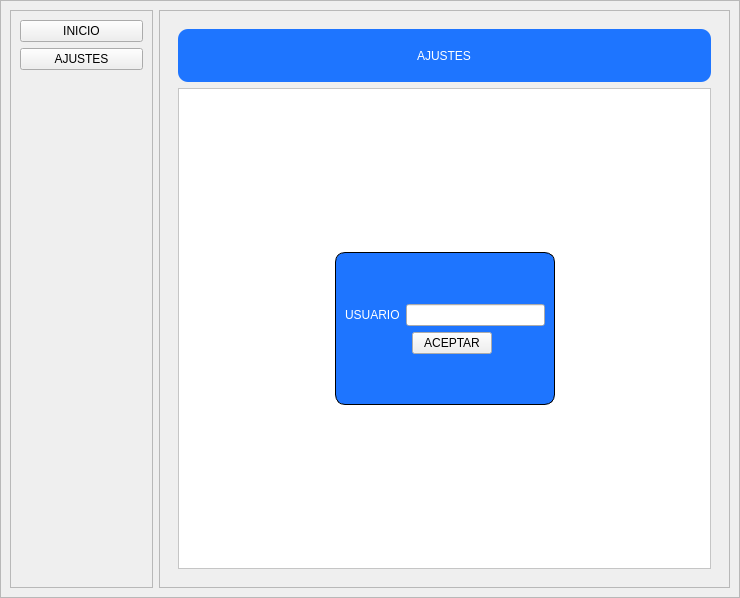
Above: diseño_prueba.ui from enocsolano/prueba_git_qtdesigner before the change. Below: the same form after it.
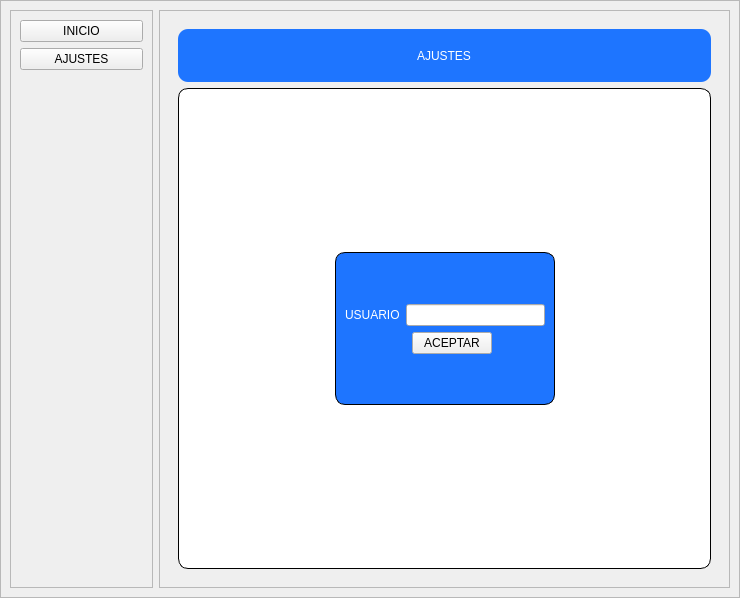
That is the form after the change.

Commit message: "commit del diseño ajustes"

The edit to the form file:
```diff
--- a/diseño_prueba.ui
+++ b/diseño_prueba.ui
@@ -380,6 +380,8 @@
                <property name="styleSheet">
                 <string notr="true">QFrame{
 background-color: #fff;
+border-radius: 10px;
+border: 1px solid;
 }</string>
                </property>
                <property name="frameShape">
```
